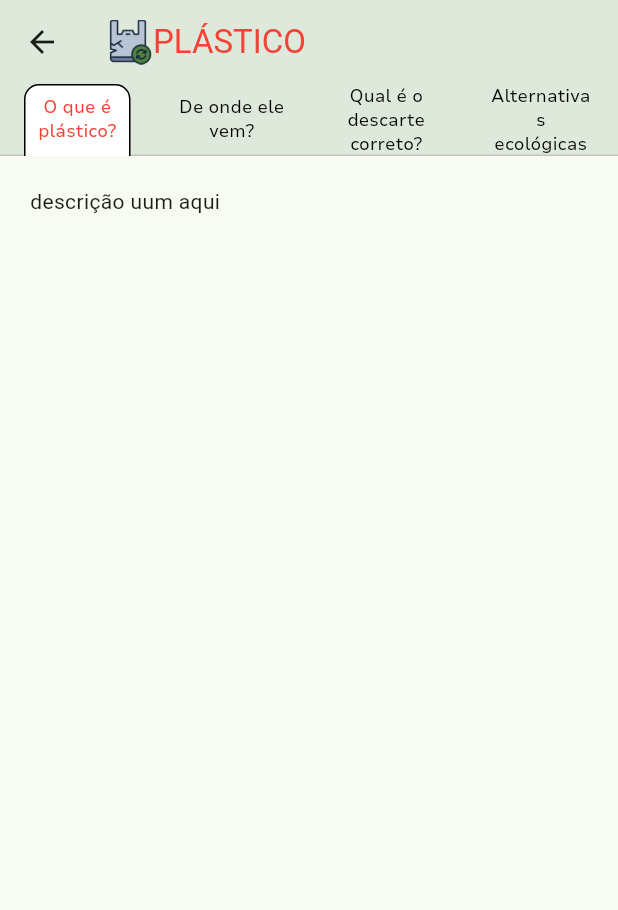
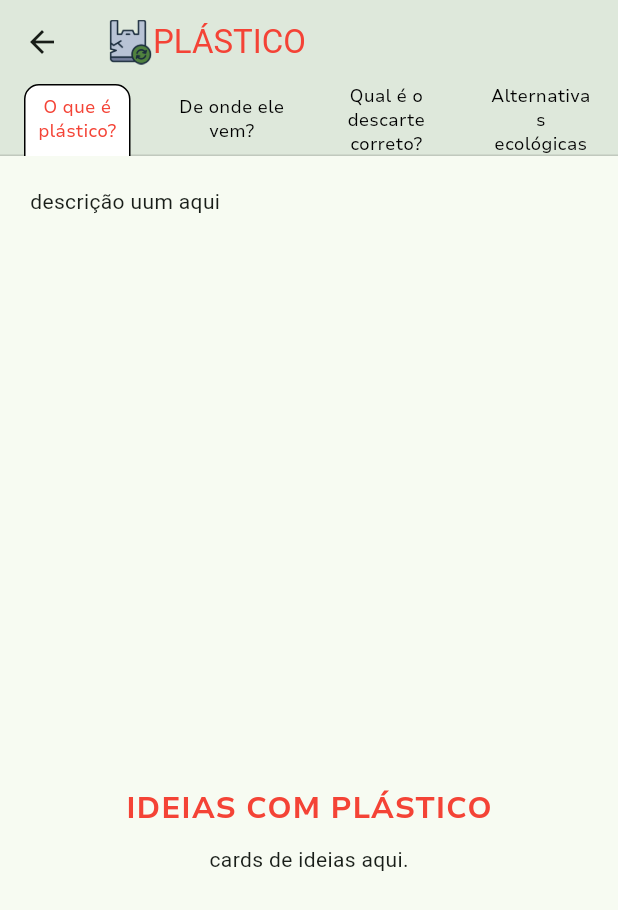
Before and after one commit to BeatrizAcardia/flutter_application_ecoment_inicial, a Flutter app: the Tabbar screen opened directly, on a phone screen of 412 x 824 dp. Shown: the top 910 px of the screen. Run offline on Flutter 3.47's test engine with Material 3 defaults, Android fonts, the light colour scheme and no system bars; our stand-ins replace carousel_slider, email_validator; missing offline and left inert: br_validators.

Commit message:
só falta os textos

```diff
--- a/lib/views/inicial.dart
+++ b/lib/views/inicial.dart
@@ -170,7 +170,7 @@ class _MyinicialState extends State<Myinicial> {
                       ],
                     ),
                     onTap: () {
-                    Navigator.push(context, MaterialPageRoute(builder: (context) => Tabbar("assets/imgs/iconePlastico.png", Colors.red, "descrição uum aqui", "descrição 2 ", "descrição 3", "descrição4", "PLÁSTICO", "", "O que é plástico?", "De onde ele vem?", "Qual é o descarte correto?", "Alternativas ecológicas"),));
+                    Navigator.push(context, MaterialPageRoute(builder: (context) => Tabbar("assets/imgs/iconePlastico.png", Colors.red, "descrição uum aqui", "descrição 2 ", "descrição 3", "descrição4", "PLÁSTICO", "IDEIAS COM PLÁSTICO", "O que é plástico?", "De onde ele vem?", "Qual é o descarte correto?", "Alternativas ecológicas"),));
                     },
                       )
                     ),
@@ -183,7 +183,7 @@ class _MyinicialState extends State<Myinicial> {
                       Text("Vidro", style: TextStyle(fontFamily: 'Nunito', fontWeight: FontWeight.bold, color: Colors.black))
                     ],),
                     onTap: () {
-                      Navigator.push(context, MaterialPageRoute(builder: (context) => Tabbar("assets/imgs/iconeVidro.png", Colors.green, "descrição1", "descrição2", "descricao3", "descricao4", "VIDRO", "", "O que é vidro?", "De onde ele vem?", "Qual é o descarte correto?", "Alternativas ecológicas"),));
+                      Navigator.push(context, MaterialPageRoute(builder: (context) => Tabbar("assets/imgs/iconeVidro.png", Colors.green, "descrição1", "descrição2", "descricao3", "descricao4", "VIDRO", " IDEIAS COM VIDRO", "O que é vidro?", "De onde ele vem?", "Qual é o descarte correto?", "Alternativas ecológicas"),));
 
                     },
                       )
@@ -196,7 +196,7 @@ class _MyinicialState extends State<Myinicial> {
                         Text("Metal", style: TextStyle(fontFamily: 'Nunito', fontWeight: FontWeight.bold, color: Colors.black))
                         ],),
                         onTap: () {
-                          Navigator.push(context, MaterialPageRoute(builder: (context) => Tabbar("assets/imgs/iconeMetal.png", const Color.fromARGB(255, 222, 205, 52), "descricao", "descricao2", "descricao3", "descricao4", "METAL", "", "O que é o metal?", "De onde ele vem?", "Qual o descarte correto?", "Alternativas ecológicas"),));
+                          Navigator.push(context, MaterialPageRoute(builder: (context) => Tabbar("assets/imgs/iconeMetal.png", const Color.fromARGB(255, 222, 205, 52), "descricao", "descricao2", "descricao3", "descricao4", "METAL", "IDEIAS COM METAL", "O que é o metal?", "De onde ele vem?", "Qual o descarte correto?", "Alternativas ecológicas"),));
                         },
                       ),
                     ),
@@ -208,7 +208,7 @@ class _MyinicialState extends State<Myinicial> {
                         Text("Papel", style: TextStyle(fontFamily: 'Nunito', fontWeight: FontWeight.bold, color: Colors.black))
                     ],),
                     onTap: () {
-                    Navigator.push(context, MaterialPageRoute(builder: (context) => Tabbar("assets/imgs/iconePapel.png", Color.fromARGB(255, 30, 133, 218), "descricao", "descricao2", "descricao3", "descricao4", "Metal", "", "O que é o papel?", "De onde ele vem?", "Qual é o descarte correto?", "Alternativas ecológicas"),));
+                    Navigator.push(context, MaterialPageRoute(builder: (context) => Tabbar("assets/imgs/iconePapel.png", Color.fromARGB(255, 30, 133, 218), "descricao", "descricao2", "descricao3", "descricao4", "Papel", "IDEIAS COM PAPEL", "O que é o papel?", "De onde ele vem?", "Qual é o descarte correto?", "Alternativas ecológicas"),));
                     },
                       )
                     ),
@@ -220,7 +220,7 @@ class _MyinicialState extends State<Myinicial> {
                         Text("Orgânicos", style: TextStyle(fontFamily: 'Nunito', fontWeight: FontWeight.bold, color: Colors.black))
                       ],),
                       onTap: () {
-                        Navigator.push(context, MaterialPageRoute(builder: (context) => Tabbar("assets/imgs/iconeOrga.png", Colors.brown, "descricao", "descricao2", "descricao3", "descricao4", "ORGÂNICOS", "", "O que são compostos orgânicos?", "De onde ele vem?", "Qual é o descarte correto?", "Alternativas ecológicas"),));
+                        Navigator.push(context, MaterialPageRoute(builder: (context) => Tabbar("assets/imgs/iconeOrga.png", Colors.brown, "descricao", "descricao2", "descricao3", "descricao4", "Orgânicos", "IDEIAS COM COMPOSTOS ORGÂNICOS", "O que são compostos orgânicos?", "De onde ele vem?", "Qual é o descarte correto?", "Alternativas ecológicas"),));
 
                       },
                       ),
--- a/lib/views/materiais.dart
+++ b/lib/views/materiais.dart
@@ -1,5 +1,3 @@
-// ignore_for_file: prefer_const_constructors, prefer_const_literals_to_create_immutables, unnecessary_string_interpolations, use_key_in_widget_constructors, must_be_immutable
-
 import 'package:flutter/material.dart';
 
 class Tabbar extends StatefulWidget {
@@ -17,7 +15,21 @@ class Tabbar extends StatefulWidget {
 
   Color cor = Colors.transparent;
 
-  Tabbar(this.icone, this.cor, this.descricao,  this.descricao2, this.descricao3, this.descricao4, this.titulo, this.titulo2, this.topico, this.topico2, this.topico3, this.topico4, {Key? key});
+  Tabbar(
+    this.icone,
+    this.cor,
+    this.descricao,
+    this.descricao2,
+    this.descricao3,
+    this.descricao4,
+    this.titulo,
+    this.titulo2,
+    this.topico,
+    this.topico2,
+    this.topico3,
+    this.topico4, {
+    Key? key,
+  });
 
   @override
   State<Tabbar> createState() => _TabbarState();
@@ -48,7 +60,8 @@ class _TabbarState extends State<Tabbar> with SingleTickerProviderStateMixin {
             SizedBox(
               height: 30,
               width: 30,
-                    child: Image.asset('${widget.icone}')),
+              child: Image.asset('${widget.icone}'),
+            ),
             Text(
               widget.titulo,
               style: TextStyle(color: widget.cor),
@@ -65,7 +78,8 @@ class _TabbarState extends State<Tabbar> with SingleTickerProviderStateMixin {
             border: Border(
               top: BorderSide(color: Colors.black),
               right: BorderSide(color: Colors.black),
-                    left: BorderSide(color: Colors.black)),
+              left: BorderSide(color: Colors.black),
+            ),
             borderRadius: BorderRadius.only(
               topLeft: Radius.circular(10),
               topRight: Radius.circular(10),
@@ -76,48 +90,100 @@ class _TabbarState extends State<Tabbar> with SingleTickerProviderStateMixin {
             Tab(
               child: Align(
                 alignment: Alignment.center,
-                    child: Text(widget.topico, style: TextStyle(fontFamily: 'Nunito', fontSize: 11.5), textAlign: TextAlign.center,)
+                child: Text(
+                  widget.topico,
+                  style: TextStyle(fontFamily: 'Nunito', fontSize: 11.5),
+                  textAlign: TextAlign.center,
+                ),
               ),
             ),
             Tab(
               child: Align(
                 alignment: Alignment.center,
-                    child: Text(widget.topico2, style: TextStyle(fontFamily: 'Nunito', fontSize: 11.5), textAlign: TextAlign.center,),
+                child: Text(
+                  widget.topico2,
+                  style: TextStyle(fontFamily: 'Nunito', fontSize: 11.5),
+                  textAlign: TextAlign.center,
+                ),
               ),
             ),
             Tab(
               child: Align(
                 alignment: Alignment.center,
-                    child: Text(widget.topico3, style: TextStyle(fontFamily: 'Nunito', fontSize: 11.5), textAlign: TextAlign.center),
+                child: Text(
+                  widget.topico3,
+                  style: TextStyle(fontFamily: 'Nunito', fontSize: 11.5),
+                  textAlign: TextAlign.center,
+                ),
               ),
             ),
             Tab(
               child: Align(
                 alignment: Alignment.center,
-                    child: Text(widget.topico4, style: TextStyle(fontFamily: 'Nunito', fontSize: 11.5), textAlign: TextAlign.center),
+                child: Text(
+                  widget.topico4,
+                  style: TextStyle(fontFamily: 'Nunito', fontSize: 11.5),
+                  textAlign: TextAlign.center,
+                ),
               ),
             ),
           ],
-            )),
-        body: Container(
-          padding: EdgeInsets.all(20),
+        ),
+      ),
+      body: SingleChildScrollView(
+        child: Column(
+          children: [
+            Container(
+              height: 400, // Ajuste conforme necessário
               child: TabBarView(
                 controller: _tabController,
                 children: [
-              Text(widget.descricao, textAlign: TextAlign.justify),
-              Text(widget.descricao2, textAlign: TextAlign.justify),
-              Text(widget.descricao3, textAlign: TextAlign.justify),
-              Text(widget.descricao4, textAlign: TextAlign.justify),
+                  Padding(
+                    padding: EdgeInsets.all(20),
+                    child: Text(widget.descricao, textAlign: TextAlign.justify),
+                  ),
+                  Padding(
+                    padding: EdgeInsets.all(20),
+                    child: Text(widget.descricao2, textAlign: TextAlign.justify),
+                  ),
+                  Padding(
+                    padding: EdgeInsets.all(20),
+                    child: Text(widget.descricao3, textAlign: TextAlign.justify),
+                  ),
+                  Padding(
+                    padding: EdgeInsets.all(20),
+                    child: Text(widget.descricao4, textAlign: TextAlign.justify),
+                  ),
                 ],
               ),
             ),
-
+            Padding(
+              padding: EdgeInsets.all(20),
+              child: Column(
+                children: [
+                  Text(
+                    widget.titulo2,
+                    style: TextStyle(
+                      color: widget.cor,
+                      fontFamily: 'Nunito',
+                      fontSize: 20,
+                      fontWeight: FontWeight.bold,
+                    ),
+                  ),
+                  SizedBox(height: 10),
+                  Text("cards de ideias aqui."),
+                ],
+              ),
+            ),
+          ],
+        ),
+      ),
     );
   }
 }
 
 void main() {
   runApp(MaterialApp(
-    home: Tabbar( "", Colors.transparent, "",  "", "",  "",  "", "",  "",  "", "", ""),
+    home: Tabbar("", Colors.transparent, "", "", "", "", "", "", "", "", "", ""),
   ));
 }
```
Lines whose indentation alone changed are shown as unchanged.
